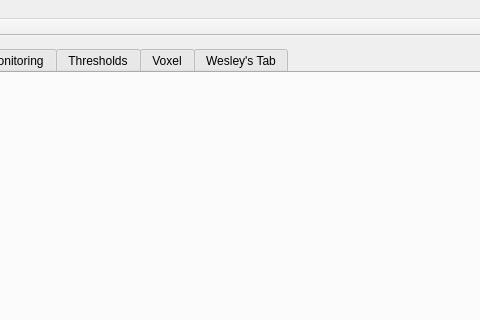
First picture: the form in SpidrMpx3Eq/mpx3gui.ui, repository navrit/dexter, before the edit; both pictures show x 335 to 815 and y 0 to 320 of the 1086 by 626 pixel window.
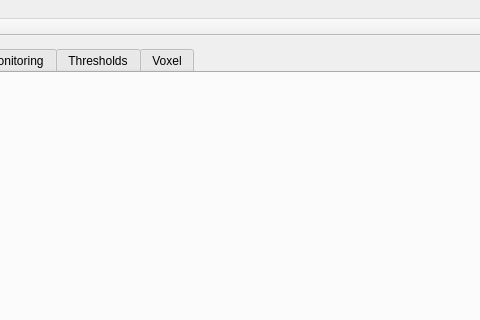
Second picture: the form after the edit. The open tabs and pages were chosen to show the change. Custom widgets are drawn as their Qt base class.

```diff
--- a/SpidrMpx3Eq/mpx3gui.ui
+++ b/SpidrMpx3Eq/mpx3gui.ui
@@ -64,11 +64,6 @@
         <string>Voxel</string>
        </attribute>
       </widget>
-      <widget class="QWidget" name="CTTab">
-       <attribute name="title">
-        <string>Wesley's Tab</string>
-       </attribute>
-      </widget>
      </widget>
     </item>
    </layout>
```
Left out of the diff: 4 changed lines with no effect on the pictures.
